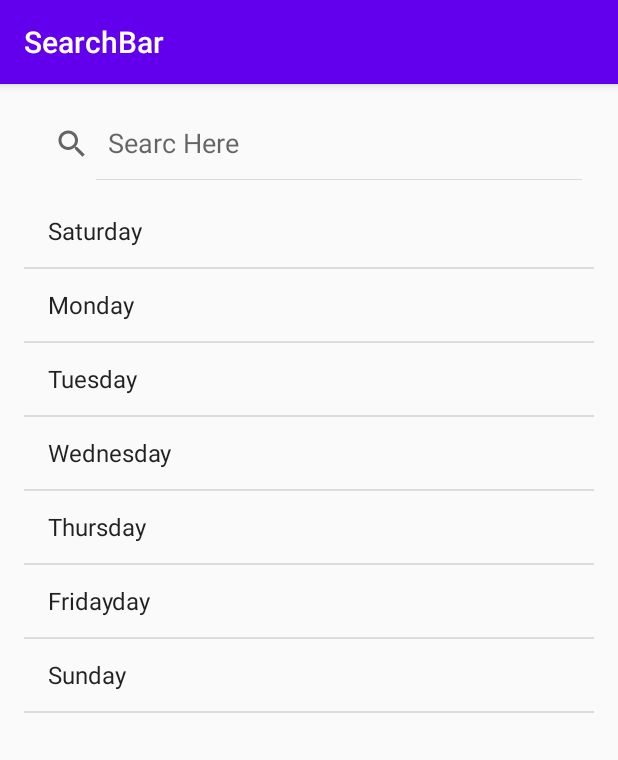
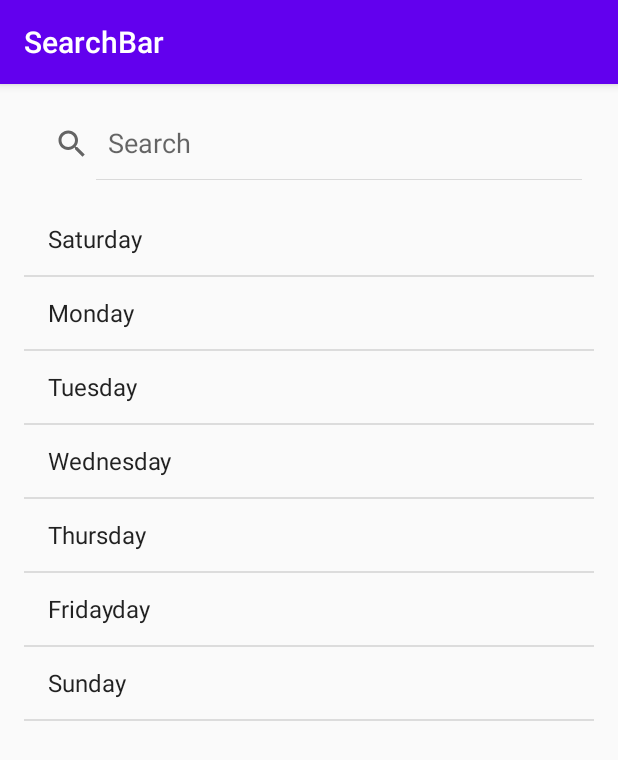
Before and after one commit to Simaha/SearchBar, an Android app: the screen it shows after launch (MainActivity), on a phone screen of 412 x 824 dp. Shown: the top 760 px of the screen. Run offline under Robolectric (Android 15) with nearby library versions, the phone set to English and light mode, and no system bars.

Commit message:
Update activity_main.xml
margin Top extended

```diff
--- a/app/src/main/res/layout/activity_main.xml
+++ b/app/src/main/res/layout/activity_main.xml
@@ -13,12 +13,12 @@
         android:id="@+id/searView"
         android:layout_width="match_parent"
         android:layout_height="wrap_content"
-        android:queryHint="Searc Here"
+        android:queryHint="Search"
         android:iconifiedByDefault="false"/>
 
     <ListView
         android:id="@+id/listView"
         android:layout_width="match_parent"
         android:layout_height="fill_parent"
-        android:layout_marginTop="10dp"/>
+        android:layout_marginTop="15dp"/>
 </LinearLayout>
```
